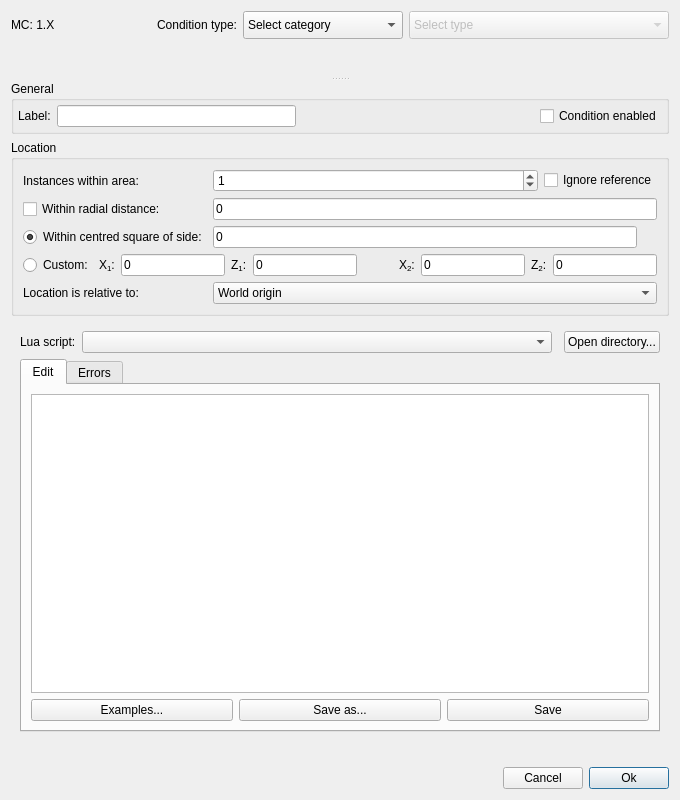
First picture: the form in src/conditiondialog.ui, repository Cubitect/cubiomes-viewer, before the edit.
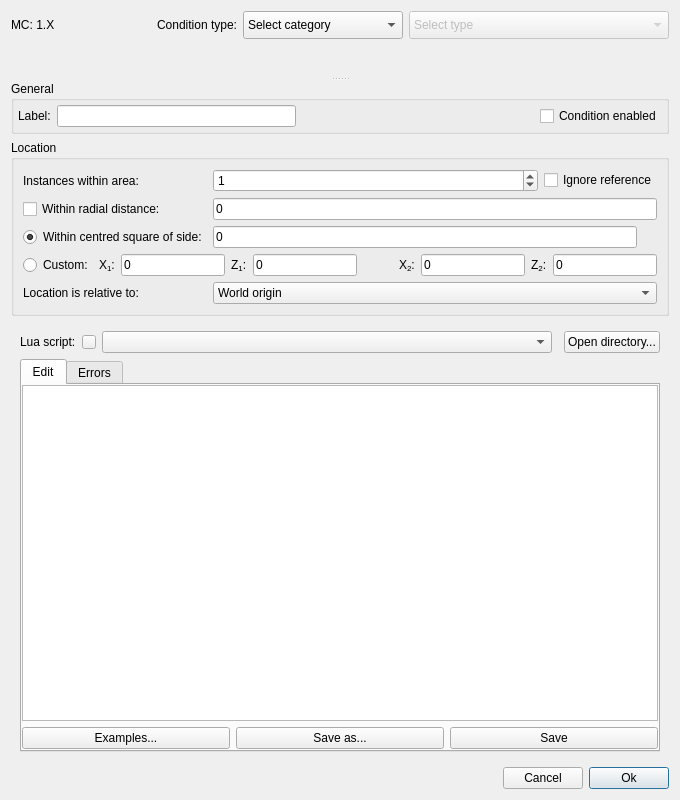
Second picture: the form after the edit. The open tabs and pages were chosen to show the change. Icons and pictures are not drawn. Custom widgets are drawn as their Qt base class.

Commit message: More changes and fixes for v3.0 1) added shading and contour display options 2) fixed a few bugs related to the height view 3) replaced reference points with the more useful spiral iterator 4) added getStructures and enums to lua 5) added Village on path lua example 6) added top-level menu for layer actions 7) added ETA (#183) 8) fixed about link (#194) 9) added and updated screenshots

```diff
--- a/src/conditiondialog.ui
+++ b/src/conditiondialog.ui
@@ -489,7 +489,7 @@
           <number>0</number>
          </property>
          <property name="currentIndex">
-          <number>6</number>
+          <number>7</number>
          </property>
          <widget class="QWidget" name="pageNone">
           <property name="enabled">
@@ -701,8 +701,8 @@
                   <rect>
                    <x>0</x>
                    <y>0</y>
-                   <width>634</width>
-                   <height>300</height>
+                   <width>60</width>
+                   <height>20</height>
                   </rect>
                  </property>
                  <layout class="QVBoxLayout" name="verticalLayout_6">
@@ -1013,8 +1013,8 @@
                   <rect>
                    <x>0</x>
                    <y>0</y>
-                   <width>634</width>
-                   <height>253</height>
+                   <width>60</width>
+                   <height>20</height>
                   </rect>
                  </property>
                  <layout class="QVBoxLayout" name="verticalLayout_5">
@@ -1177,14 +1177,17 @@
          </widget>
          <widget class="QWidget" name="pageLua">
           <layout class="QGridLayout" name="gridLayout_20">
-           <item row="0" column="0">
-            <widget class="QLabel" name="label_7">
-             <property name="text">
-              <string>Lua script:</string>
+           <item row="0" column="2">
+            <widget class="QComboBox" name="comboLua">
+             <property name="sizePolicy">
+              <sizepolicy hsizetype="Expanding" vsizetype="Fixed">
+               <horstretch>0</horstretch>
+               <verstretch>0</verstretch>
+              </sizepolicy>
              </property>
             </widget>
            </item>
-           <item row="1" column="0" colspan="4">
+           <item row="1" column="0" colspan="5">
             <widget class="QTabWidget" name="tabWidgetLua">
              <property name="currentIndex">
               <number>0</number>
@@ -1194,28 +1197,40 @@
                <string>Edit</string>
               </attribute>
               <layout class="QGridLayout" name="gridLayout_21">
-               <item row="1" column="2">
-                <widget class="QPushButton" name="pushLuaSave">
-                 <property name="text">
-                  <string>Save</string>
-                 </property>
-                </widget>
-               </item>
-               <item row="1" column="1">
+               <property name="leftMargin">
+                <number>0</number>
+               </property>
+               <property name="topMargin">
+                <number>0</number>
+               </property>
+               <property name="rightMargin">
+                <number>0</number>
+               </property>
+               <property name="bottomMargin">
+                <number>1</number>
+               </property>
+               <item row="1" column="4">
                 <widget class="QPushButton" name="pushLuaSaveAs">
                  <property name="text">
                   <string>Save as...</string>
                  </property>
                 </widget>
                </item>
-               <item row="1" column="0">
+               <item row="1" column="3">
                 <widget class="QPushButton" name="pushLuaExample">
                  <property name="text">
                   <string>Examples...</string>
                  </property>
                 </widget>
                </item>
-               <item row="0" column="0" colspan="3">
+               <item row="1" column="5">
+                <widget class="QPushButton" name="pushLuaSave">
+                 <property name="text">
+                  <string>Save</string>
+                 </property>
+                </widget>
+               </item>
+               <item row="0" column="3" colspan="3">
                 <widget class="ScriptEditor" name="textEditLua">
                  <property name="font">
                   <font>
@@ -1231,6 +1246,18 @@
                <string>Errors</string>
               </attribute>
               <layout class="QGridLayout" name="gridLayout_22">
+               <property name="leftMargin">
+                <number>0</number>
+               </property>
+               <property name="topMargin">
+                <number>0</number>
+               </property>
+               <property name="rightMargin">
+                <number>0</number>
+               </property>
+               <property name="bottomMargin">
+                <number>0</number>
+               </property>
                <item row="1" column="0" colspan="2">
                 <widget class="QPlainTextEdit" name="textEditLuaOut">
                  <property name="font">
@@ -1259,7 +1286,14 @@
              </widget>
             </widget>
            </item>
-           <item row="0" column="3">
+           <item row="0" column="0">
+            <widget class="QLabel" name="label_7">
+             <property name="text">
+              <string>Lua script:</string>
+             </property>
+            </widget>
+           </item>
+           <item row="0" column="4">
             <widget class="QPushButton" name="pushLuaOpen">
              <property name="text">
               <string>Open directory...</string>
@@ -1267,20 +1301,30 @@
             </widget>
            </item>
            <item row="0" column="1">
-            <widget class="QComboBox" name="comboLua"/>
-           </item>
-           <item row="2" column="1">
-            <spacer name="horizontalSpacer_6">
-             <property name="orientation">
-              <enum>Qt::Horizontal</enum>
+            <widget class="QPushButton" name="pushInfoLua">
+             <property name="maximumSize">
+              <size>
+               <width>14</width>
+               <height>14</height>
+              </size>
              </property>
-             <property name="sizeHint" stdset="0">
+             <property name="text">
+              <string/>
+             </property>
+             <property name="icon">
+              <iconset resource="../rc/icons.qrc">
+               <normaloff>:/icons/info.png</normaloff>:/icons/info.png</iconset>
+             </property>
+             <property name="iconSize">
               <size>
-               <width>40</width>
-               <height>20</height>
+               <width>14</width>
+               <height>14</height>
               </size>
              </property>
-            </spacer>
+             <property name="autoDefault">
+              <bool>true</bool>
+             </property>
+            </widget>
            </item>
           </layout>
          </widget>
@@ -1334,8 +1378,8 @@
                   <rect>
                    <x>0</x>
                    <y>0</y>
-                   <width>634</width>
-                   <height>335</height>
+                   <width>60</width>
+                   <height>20</height>
                   </rect>
                  </property>
                  <layout class="QVBoxLayout" name="verticalLayout_3_1">
```
The commit also changes 29 other files.
